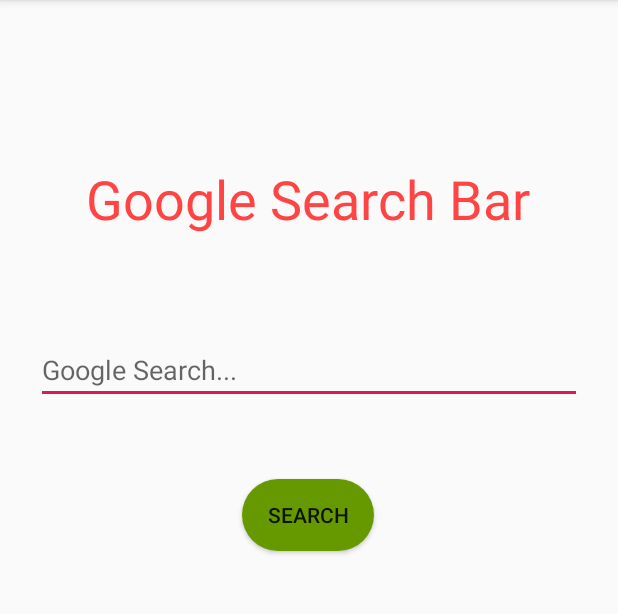
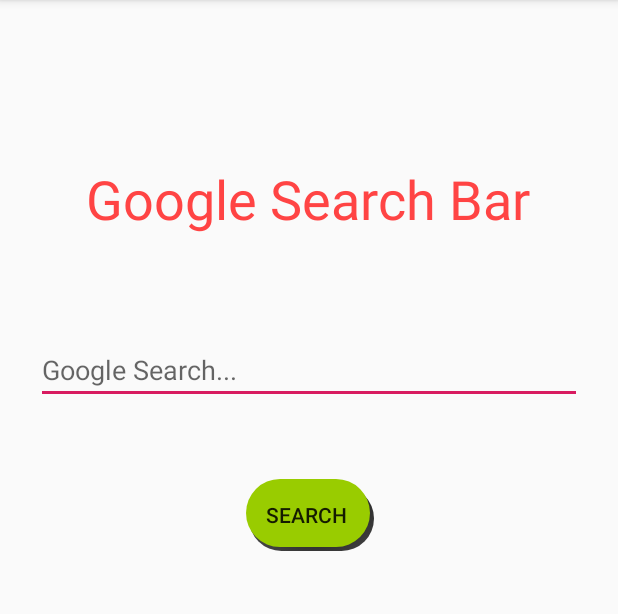
Before and after one commit to Mariusrb/Mobilprogrammering_Prosjekt, an Android app: the GoogleSearch screen opened directly, with no data from a screen before it, on a phone screen of 412 x 824 dp, the part 84-698 px from its top. Run offline under Robolectric (Android 15) with nearby library versions, the phone set to English and light mode, and no system bars.

Commit message:
Final polish

```diff
--- /dev/null
+++ b/app/src/main/res/drawable/add_new_recipe_button.xml
@@ -0,0 +1,29 @@
+<selector xmlns:android="http://schemas.android.com/apk/res/android">
+    <item>
+        <layer-list>
+            <item android:left="5dp" android:top="5dp">
+                <shape>
+                    <corners android:radius="25dp" />
+                    <gradient
+                        android:angle="315"
+                        android:endColor="@android:color/transparent"
+                        android:startColor="@android:color/black"
+                        android:type="radial"
+                        android:centerX="0.55"
+                        android:centerY="0"
+                        android:gradientRadius="300"/>
+                    <padding android:bottom="1dp" android:left="0dp" android:right="3dp" android:top="0dp" />
+                </shape>
+            </item>
+            <item android:bottom="2dp" android:left="3dp">
+                <shape>
+                    <corners android:radius="25dp" />
+                    <solid android:color="@android:color/holo_green_light" />
+
+
+                </shape>
+            </item>
+        </layer-list>
+    </item>
+
+</selector>
--- a/app/src/main/res/layout/activity_edit_recipe.xml
+++ b/app/src/main/res/layout/activity_edit_recipe.xml
@@ -19,7 +19,7 @@
             android:layout_marginTop="16dp"
             android:layout_marginEnd="16dp"
             android:layout_marginBottom="16dp"
-            android:background="@drawable/new_recipe_rounded_button"
+            android:background="@drawable/add_new_recipe_button"
             android:padding="10dp"
             android:text="Save changes"
             app:layout_constraintBottom_toBottomOf="parent"
--- a/app/src/main/res/layout/activity_google_search.xml
+++ b/app/src/main/res/layout/activity_google_search.xml
@@ -32,7 +32,7 @@
         android:layout_height="wrap_content"
         android:layout_marginTop="50dp"
         android:layout_marginBottom="50dp"
-        android:background="@drawable/rounded_image_button"
+        android:background="@drawable/add_new_recipe_button"
         android:onClick="googleSearch"
         android:text="Search"
         app:layout_constraintBottom_toBottomOf="parent"
--- a/app/src/main/res/layout/activity_main.xml
+++ b/app/src/main/res/layout/activity_main.xml
@@ -34,7 +34,7 @@
         android:id="@+id/addNewRecipeButton"
         android:layout_width="wrap_content"
         android:layout_height="wrap_content"
-        android:background="@drawable/rounded_button"
+        android:background="@drawable/add_new_recipe_button"
         android:onClick="addNewRecipe"
         android:padding="10dp"
         android:layout_gravity="bottom|right"
--- a/app/src/main/res/layout/activity_new_recipe.xml
+++ b/app/src/main/res/layout/activity_new_recipe.xml
@@ -52,7 +52,7 @@
         android:layout_marginTop="16dp"
         android:layout_marginEnd="16dp"
         android:layout_marginBottom="16dp"
-        android:background="@drawable/new_recipe_rounded_button"
+        android:background="@drawable/add_new_recipe_button"
         android:padding="10dp"
         android:text="Add recipe"
         app:layout_constraintBottom_toBottomOf="parent"
--- a/app/src/main/res/layout/activity_recipe_detail.xml
+++ b/app/src/main/res/layout/activity_recipe_detail.xml
@@ -44,7 +44,7 @@
         android:layout_width="wrap_content"
         android:layout_height="wrap_content"
         android:layout_marginBottom="16dp"
-        android:background="@drawable/new_recipe_rounded_button"
+        android:background="@drawable/add_new_recipe_button"
         android:padding="10dp"
         android:text="Edit"
         app:layout_constraintBottom_toBottomOf="parent"
@@ -57,7 +57,7 @@
         android:layout_width="wrap_content"
         android:layout_height="wrap_content"
         android:layout_marginBottom="16dp"
-        android:background="@drawable/new_recipe_rounded_button"
+        android:background="@drawable/add_new_recipe_button"
         android:padding="10dp"
         android:text="Delete"
         app:layout_constraintBottom_toBottomOf="parent"
@@ -84,7 +84,7 @@
         android:layout_width="wrap_content"
         android:layout_height="wrap_content"
         android:layout_marginBottom="16dp"
-        android:background="@drawable/new_recipe_rounded_button"
+        android:background="@drawable/add_new_recipe_button"
         android:text="Share"
         app:layout_constraintBottom_toBottomOf="parent"
         app:layout_constraintEnd_toStartOf="@+id/deleteRecipeButton"
```
